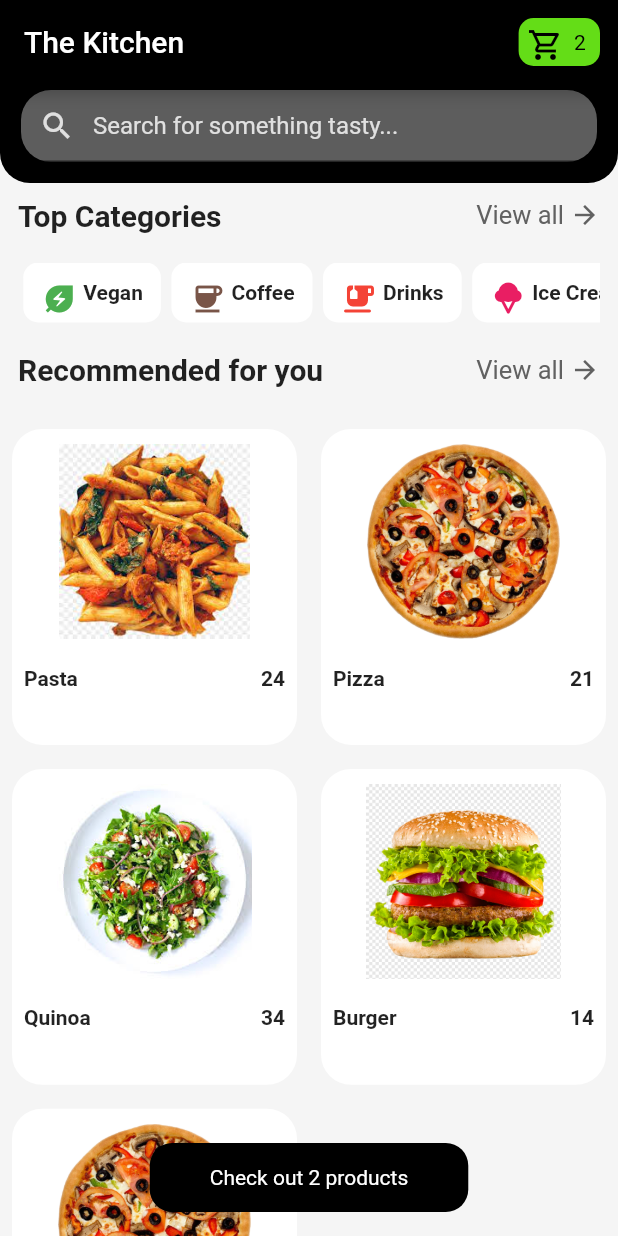
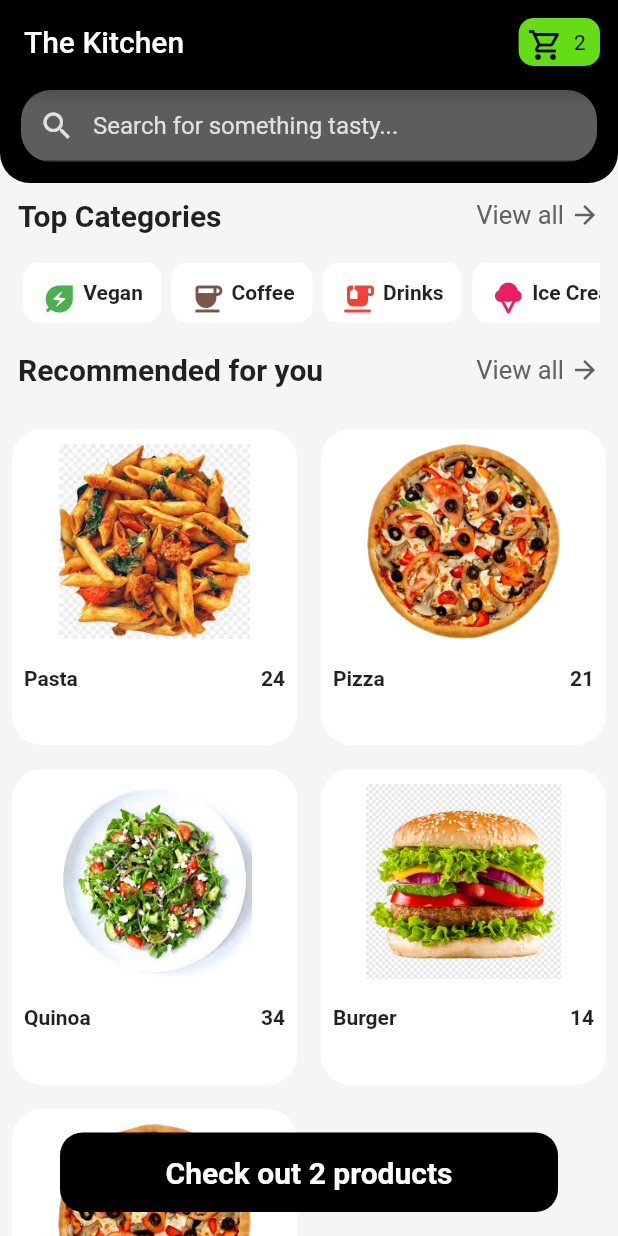
Before and after one commit to anuragdhunna/food_order_ui, a Flutter app: the screen it shows after launch, on a phone screen of 412 x 824 dp. Run offline on Flutter 3.47's test engine with Material 2 defaults, Android fonts, the phone set to English and light mode, and no system bars.

```diff
--- a/lib/screens/home_screen.dart
+++ b/lib/screens/home_screen.dart
@@ -4,6 +4,7 @@ import 'package:food_order_ui/utils/constants.dart';
 import 'package:food_order_ui/utils/widgets/add_remove_button.dart';
 
 import '../utils/widgetFunctions.dart';
+import '../utils/widgets/submit_button.dart';
 import 'cart_screen.dart';
 
 class HomeScreen extends StatefulWidget {
@@ -29,19 +30,7 @@ class _HomeScreenState extends State<HomeScreen> {
         const FoodItem(imagePath: Constants.pizza, name: 'Pizza', price: '41'));
     return SafeArea(
         child: Scaffold(
-      floatingActionButton: Container(
-        decoration: BoxDecoration(
-          color: Colors.black,
-          borderRadius: BorderRadius.circular(15),
-        ),
-        child: const Padding(
-          padding: EdgeInsets.symmetric(vertical: 15.0, horizontal: 40),
-          child: Text(
-            'Check out 2 products',
-            style: TextStyle(color: Colors.white),
-          ),
-        ),
-      ),
+      floatingActionButton: const SubmitButton(text: 'Check out 2 products'),
       floatingActionButtonLocation: FloatingActionButtonLocation.centerFloat,
       appBar: AppBar(
         backgroundColor: Colors.black,
--- /dev/null
+++ b/lib/utils/widgets/submit_button.dart
@@ -0,0 +1,32 @@
+import 'package:flutter/material.dart';
+
+class SubmitButton extends StatelessWidget {
+  final String text;
+  const SubmitButton({
+    Key? key,
+    required this.text,
+  }) : super(key: key);
+
+  @override
+  Widget build(BuildContext context) {
+    return Padding(
+      padding: const EdgeInsets.symmetric(horizontal: 40.0),
+      child: Container(
+        width: double.infinity,
+        decoration: BoxDecoration(
+          color: Colors.black,
+          borderRadius: BorderRadius.circular(15),
+        ),
+        child: Padding(
+          padding: const EdgeInsets.symmetric(vertical: 15.0, horizontal: 40),
+          child: Text(
+            text,
+            textAlign: TextAlign.center,
+            style: const TextStyle(
+                fontSize: 20, color: Colors.white, fontWeight: FontWeight.bold),
+          ),
+        ),
+      ),
+    );
+  }
+}
```
Also changed, not shown: lib/screens/cart_screen.dart (+56 -8 lines).
